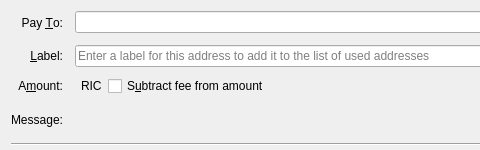
The window that src/qt/forms/sendcoinsentry.ui (shitcoinsherpa/Freycoin) describes before a commit, drawn with Qt 5; both pictures show x 0 to 480 and y 0 to 150 of the 729 by 150 pixel window.
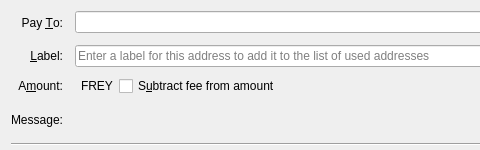
The same window after the commit. Icons and pictures are not drawn. Custom widgets are drawn as their Qt base class.

Diff of the .ui file:
```diff
--- a/src/qt/forms/sendcoinsentry.ui
+++ b/src/qt/forms/sendcoinsentry.ui
@@ -173,7 +173,7 @@
      <item>
       <widget class="QLabel" name="unitlLabel">
        <property name="text">
-        <string>RIC</string>
+        <string>FREY</string>
        </property>
       </widget>
      </item>
```
Left out of the diff: 22 changed lines with no effect on the pictures.
